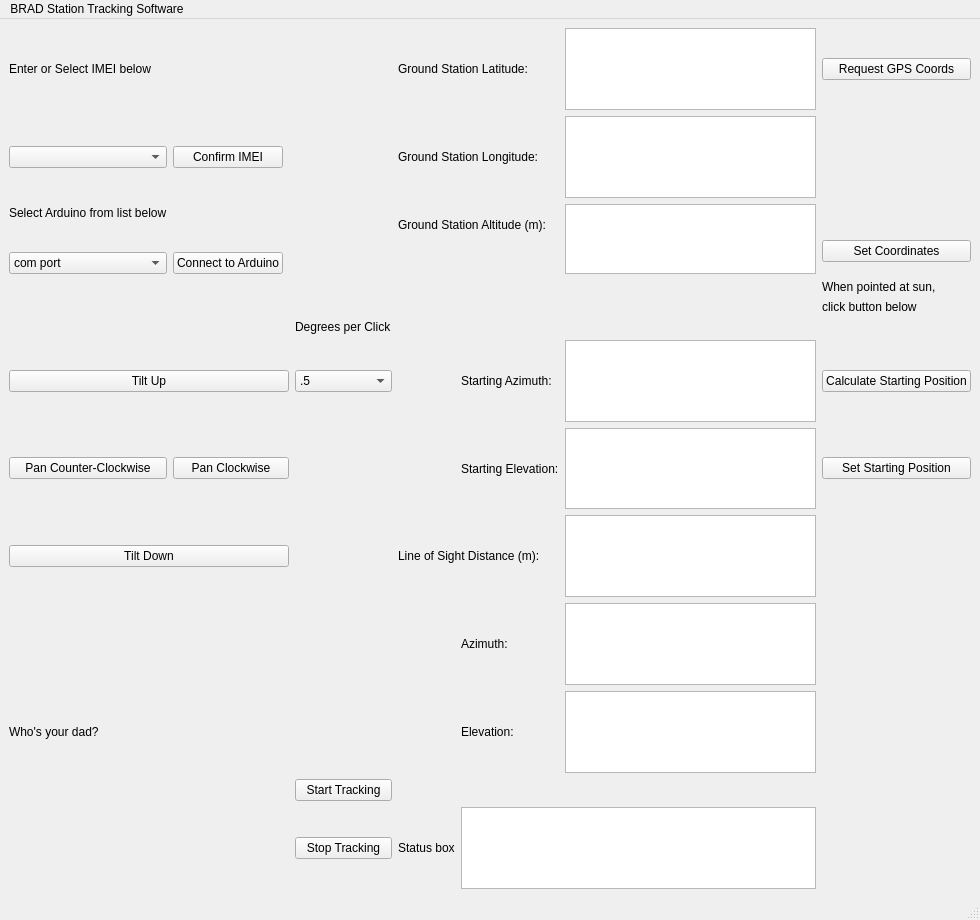
mathias314/Ground-Station-Tracker, file QtDesignerUI.ui: the form before one commit.
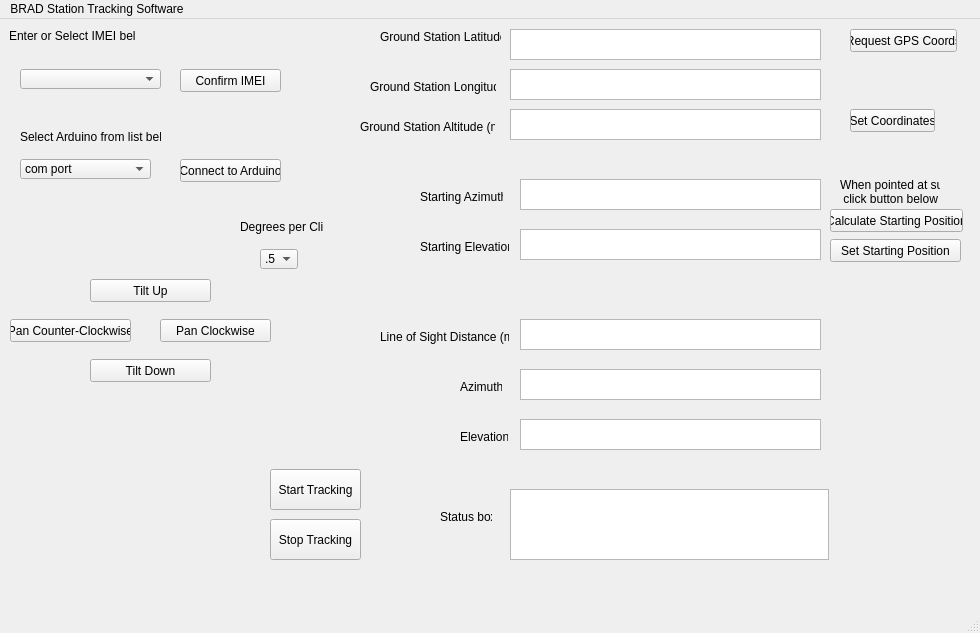
The form after the commit. Icons and pictures are not drawn.

Commit message: Pain of trying to make QT layouts cooperate :(

The edit to the form file:
```diff
--- a/QtDesignerUI.ui
+++ b/QtDesignerUI.ui
@@ -7,202 +7,224 @@
     <x>0</x>
     <y>0</y>
     <width>980</width>
-    <height>920</height>
+    <height>633</height>
    </rect>
   </property>
   <property name="windowTitle">
    <string>MainWindow</string>
   </property>
   <widget class="QWidget" name="centralwidget">
-   <layout class="QGridLayout" name="gridLayout">
-    <item row="14" column="4">
-     <widget class="QLabel" name="label_11">
-      <property name="text">
-       <string>Status box</string>
-      </property>
-     </widget>
-    </item>
-    <item row="14" column="5" colspan="2">
-     <widget class="QPlainTextEdit" name="errorMessageBox"/>
-    </item>
-    <item row="14" column="3">
-     <widget class="QPushButton" name="stopTrackingButton">
-      <property name="text">
-       <string>Stop Tracking</string>
-      </property>
-     </widget>
-    </item>
-    <item row="13" column="3">
-     <widget class="QPushButton" name="startButton">
-      <property name="text">
-       <string>Start Tracking</string>
-      </property>
-     </widget>
-    </item>
-    <item row="0" column="7">
-     <widget class="QPushButton" name="GPSRequestButton">
-      <property name="text">
-       <string>Request GPS Coords</string>
-      </property>
-     </widget>
-    </item>
-    <item row="0" column="4" colspan="2">
      <widget class="QLabel" name="label">
+    <property name="geometry">
+     <rect>
+      <x>380</x>
+      <y>10</y>
+      <width>121</width>
+      <height>16</height>
+     </rect>
+    </property>
       <property name="text">
        <string>Ground Station Latitude: </string>
       </property>
      </widget>
-    </item>
-    <item row="0" column="6">
-     <widget class="QPlainTextEdit" name="GSLatBox"/>
-    </item>
-    <item row="0" column="0">
+   <widget class="QPlainTextEdit" name="GSLatBox">
+    <property name="geometry">
+     <rect>
+      <x>510</x>
+      <y>10</y>
+      <width>311</width>
+      <height>31</height>
+     </rect>
+    </property>
+   </widget>
      <widget class="QLabel" name="label_6">
+    <property name="geometry">
+     <rect>
+      <x>9</x>
+      <y>9</y>
+      <width>127</width>
+      <height>16</height>
+     </rect>
+    </property>
       <property name="text">
        <string>Enter or Select IMEI below</string>
       </property>
      </widget>
-    </item>
-    <item row="1" column="6">
-     <widget class="QPlainTextEdit" name="GSLongBox"/>
-    </item>
-    <item row="1" column="0">
-     <widget class="QComboBox" name="IMEIComboBox"/>
-    </item>
-    <item row="1" column="4" colspan="2">
+   <widget class="QPlainTextEdit" name="GSLongBox">
+    <property name="geometry">
+     <rect>
+      <x>510</x>
+      <y>50</y>
+      <width>311</width>
+      <height>31</height>
+     </rect>
+    </property>
+   </widget>
+   <widget class="QComboBox" name="IMEIComboBox">
+    <property name="geometry">
+     <rect>
+      <x>20</x>
+      <y>50</y>
+      <width>141</width>
+      <height>20</height>
+     </rect>
+    </property>
+   </widget>
      <widget class="QLabel" name="label_2">
+    <property name="geometry">
+     <rect>
+      <x>370</x>
+      <y>60</y>
+      <width>126</width>
+      <height>16</height>
+     </rect>
+    </property>
       <property name="text">
        <string>Ground Station Longitude:</string>
       </property>
      </widget>
-    </item>
-    <item row="2" column="0">
      <widget class="QLabel" name="label_7">
+    <property name="geometry">
+     <rect>
+      <x>20</x>
+      <y>110</y>
+      <width>141</width>
+      <height>16</height>
+     </rect>
+    </property>
       <property name="text">
        <string>Select Arduino from list below</string>
       </property>
      </widget>
-    </item>
-    <item row="2" column="4" rowspan="2" colspan="2">
      <widget class="QLabel" name="label_3">
+    <property name="geometry">
+     <rect>
+      <x>360</x>
+      <y>100</y>
+      <width>135</width>
+      <height>16</height>
+     </rect>
+    </property>
       <property name="text">
        <string>Ground Station Altitude (m):</string>
       </property>
      </widget>
-    </item>
-    <item row="2" column="6" rowspan="3">
-     <widget class="QPlainTextEdit" name="GSAltBox"/>
-    </item>
-    <item row="3" column="7" rowspan="2">
-     <widget class="QPushButton" name="confirmGSLocationButton">
-      <property name="text">
-       <string>Set Coordinates</string>
-      </property>
-     </widget>
-    </item>
-    <item row="4" column="0">
+   <widget class="QPlainTextEdit" name="GSAltBox">
+    <property name="geometry">
+     <rect>
+      <x>510</x>
+      <y>90</y>
+      <width>311</width>
+      <height>31</height>
+     </rect>
+    </property>
+   </widget>
      <widget class="QComboBox" name="COMPortComboBox">
+    <property name="geometry">
+     <rect>
+      <x>20</x>
+      <y>140</y>
+      <width>131</width>
+      <height>20</height>
+     </rect>
+    </property>
       <item>
        <property name="text">
         <string>com port</string>
        </property>
       </item>
      </widget>
-    </item>
-    <item row="5" column="7">
-     <widget class="QLabel" name="label_12">
-      <property name="text">
-       <string>When pointed at sun,</string>
-      </property>
-     </widget>
-    </item>
-    <item row="8" column="6">
-     <widget class="QPlainTextEdit" name="startingAzimuthBox"/>
-    </item>
-    <item row="9" column="6">
-     <widget class="QPlainTextEdit" name="startingElevationBox"/>
-    </item>
-    <item row="10" column="6">
-     <widget class="QPlainTextEdit" name="distanceDisplay"/>
-    </item>
-    <item row="11" column="5">
+   <widget class="QPlainTextEdit" name="distanceDisplay">
+    <property name="geometry">
+     <rect>
+      <x>520</x>
+      <y>300</y>
+      <width>301</width>
+      <height>31</height>
+     </rect>
+    </property>
+   </widget>
      <widget class="QLabel" name="label_9">
+    <property name="geometry">
+     <rect>
+      <x>460</x>
+      <y>360</y>
+      <width>42</width>
+      <height>16</height>
+     </rect>
+    </property>
       <property name="text">
        <string>Azimuth:</string>
       </property>
      </widget>
-    </item>
-    <item row="6" column="7">
-     <widget class="QLabel" name="label_13">
-      <property name="text">
-       <string>click button below</string>
-      </property>
-     </widget>
-    </item>
-    <item row="8" column="7">
-     <widget class="QPushButton" name="calculateStartingPosButton">
-      <property name="text">
-       <string>Calculate Starting Position</string>
-      </property>
-     </widget>
-    </item>
-    <item row="8" column="5">
-     <widget class="QLabel" name="label_4">
-      <property name="text">
-       <string>Starting Azimuth:</string>
-      </property>
-     </widget>
-    </item>
-    <item row="9" column="7">
-     <widget class="QPushButton" name="calibrateButton">
-      <property name="text">
-       <string>Set Starting Position</string>
-      </property>
-     </widget>
-    </item>
-    <item row="11" column="6">
-     <widget class="QPlainTextEdit" name="azimuthDisplay"/>
-    </item>
-    <item row="9" column="5">
-     <widget class="QLabel" name="label_5">
-      <property name="text">
-       <string>Starting Elevation:</string>
-      </property>
-     </widget>
-    </item>
-    <item row="12" column="0" colspan="2">
-     <widget class="QLabel" name="label_16">
-      <property name="text">
-       <string>Who's your dad?</string>
-      </property>
-     </widget>
-    </item>
-    <item row="12" column="5">
+   <widget class="QPlainTextEdit" name="azimuthDisplay">
+    <property name="geometry">
+     <rect>
+      <x>520</x>
+      <y>350</y>
+      <width>301</width>
+      <height>31</height>
+     </rect>
+    </property>
+   </widget>
      <widget class="QLabel" name="label_10">
+    <property name="geometry">
+     <rect>
+      <x>460</x>
+      <y>410</y>
+      <width>48</width>
+      <height>16</height>
+     </rect>
+    </property>
       <property name="text">
        <string>Elevation:</string>
       </property>
      </widget>
-    </item>
-    <item row="12" column="6">
-     <widget class="QPlainTextEdit" name="elevationDisplay"/>
-    </item>
-    <item row="10" column="4" colspan="2">
+   <widget class="QPlainTextEdit" name="elevationDisplay">
+    <property name="geometry">
+     <rect>
+      <x>520</x>
+      <y>400</y>
+      <width>301</width>
+      <height>31</height>
+     </rect>
+    </property>
+   </widget>
      <widget class="QLabel" name="label_8">
+    <property name="geometry">
+     <rect>
+      <x>380</x>
+      <y>310</y>
+      <width>129</width>
+      <height>16</height>
+     </rect>
+    </property>
       <property name="text">
        <string>Line of Sight Distance (m): </string>
       </property>
      </widget>
-    </item>
-    <item row="7" column="3">
      <widget class="QLabel" name="label_14">
+    <property name="geometry">
+     <rect>
+      <x>240</x>
+      <y>200</y>
+      <width>83</width>
+      <height>16</height>
+     </rect>
+    </property>
       <property name="text">
        <string>Degrees per Click</string>
       </property>
      </widget>
-    </item>
-    <item row="13" column="0" rowspan="2" colspan="3">
      <widget class="QLabel" name="label_15">
+    <property name="geometry">
+     <rect>
+      <x>10</x>
+      <y>440</y>
+      <width>231</width>
+      <height>121</height>
+     </rect>
+    </property>
       <property name="text">
        <string/>
       </property>
@@ -213,9 +235,15 @@
        <bool>true</bool>
       </property>
      </widget>
-    </item>
-    <item row="8" column="3">
      <widget class="QComboBox" name="degreesPerClickBox">
+    <property name="geometry">
+     <rect>
+      <x>260</x>
+      <y>230</y>
+      <width>38</width>
+      <height>20</height>
+     </rect>
+    </property>
       <item>
        <property name="text">
         <string>.5</string>
@@ -237,58 +265,245 @@
        </property>
       </item>
      </widget>
-    </item>
-    <item row="1" column="1">
      <widget class="QPushButton" name="confirmIMEIButton">
+    <property name="geometry">
+     <rect>
+      <x>180</x>
+      <y>50</y>
+      <width>101</width>
+      <height>23</height>
+     </rect>
+    </property>
       <property name="text">
        <string>Confirm IMEI</string>
       </property>
      </widget>
-    </item>
-    <item row="4" column="1">
      <widget class="QPushButton" name="connectToArduinoButton">
+    <property name="geometry">
+     <rect>
+      <x>180</x>
+      <y>140</y>
+      <width>101</width>
+      <height>23</height>
+     </rect>
+    </property>
       <property name="text">
        <string>Connect to Arduino</string>
       </property>
      </widget>
-    </item>
-    <item row="10" column="0" colspan="3">
      <widget class="QPushButton" name="tiltDownButton">
+    <property name="geometry">
+     <rect>
+      <x>90</x>
+      <y>340</y>
+      <width>121</width>
+      <height>23</height>
+     </rect>
+    </property>
       <property name="text">
        <string>Tilt Down</string>
       </property>
      </widget>
-    </item>
-    <item row="8" column="0" colspan="3">
      <widget class="QPushButton" name="tiltUpButton">
+    <property name="geometry">
+     <rect>
+      <x>90</x>
+      <y>260</y>
+      <width>121</width>
+      <height>23</height>
+     </rect>
+    </property>
       <property name="text">
        <string>Tilt Up</string>
       </property>
      </widget>
-    </item>
-    <item row="9" column="0">
      <widget class="QPushButton" name="panCounterClockwiseButton">
+    <property name="geometry">
+     <rect>
+      <x>10</x>
+      <y>300</y>
+      <width>121</width>
+      <height>23</height>
+     </rect>
+    </property>
       <property name="text">
        <string>Pan Counter-Clockwise</string>
       </property>
      </widget>
-    </item>
-    <item row="9" column="1" colspan="2">
      <widget class="QPushButton" name="panClockwiseButton">
+    <property name="geometry">
+     <rect>
+      <x>160</x>
+      <y>300</y>
+      <width>111</width>
+      <height>23</height>
+     </rect>
+    </property>
       <property name="text">
        <string>Pan Clockwise</string>
       </property>
      </widget>
-    </item>
-   </layout>
-   <zorder>label_16</zorder>
-   <zorder>startButton</zorder>
-   <zorder>stopTrackingButton</zorder>
-   <zorder>startingAzimuthBox</zorder>
-   <zorder>startingElevationBox</zorder>
-   <zorder>label_4</zorder>
-   <zorder>label_5</zorder>
-   <zorder>calibrateButton</zorder>
+   <widget class="QPlainTextEdit" name="startingElevationBox">
+    <property name="geometry">
+     <rect>
+      <x>520</x>
+      <y>210</y>
+      <width>301</width>
+      <height>31</height>
+     </rect>
+    </property>
+   </widget>
+   <widget class="QLabel" name="label_5">
+    <property name="geometry">
+     <rect>
+      <x>420</x>
+      <y>220</y>
+      <width>89</width>
+      <height>16</height>
+     </rect>
+    </property>
+    <property name="text">
+     <string>Starting Elevation:</string>
+    </property>
+   </widget>
+   <widget class="QPlainTextEdit" name="startingAzimuthBox">
+    <property name="geometry">
+     <rect>
+      <x>520</x>
+      <y>160</y>
+      <width>301</width>
+      <height>31</height>
+     </rect>
+    </property>
+   </widget>
+   <widget class="QLabel" name="label_4">
+    <property name="geometry">
+     <rect>
+      <x>420</x>
+      <y>170</y>
+      <width>83</width>
+      <height>16</height>
+     </rect>
+    </property>
+    <property name="text">
+     <string>Starting Azimuth:</string>
+    </property>
+   </widget>
+   <widget class="QPushButton" name="GPSRequestButton">
+    <property name="geometry">
+     <rect>
+      <x>850</x>
+      <y>10</y>
+      <width>107</width>
+      <height>23</height>
+     </rect>
+    </property>
+    <property name="text">
+     <string>Request GPS Coords</string>
+    </property>
+   </widget>
+   <widget class="QPushButton" name="confirmGSLocationButton">
+    <property name="geometry">
+     <rect>
+      <x>850</x>
+      <y>90</y>
+      <width>85</width>
+      <height>23</height>
+     </rect>
+    </property>
+    <property name="text">
+     <string>Set Coordinates</string>
+    </property>
+   </widget>
+   <widget class="QLabel" name="label_12">
+    <property name="geometry">
+     <rect>
+      <x>840</x>
+      <y>160</y>
+      <width>100</width>
+      <height>26</height>
+     </rect>
+    </property>
+    <property name="text">
+     <string>When pointed at sun
+ click button below</string>
+    </property>
+   </widget>
+   <widget class="QPushButton" name="calculateStartingPosButton">
+    <property name="geometry">
+     <rect>
+      <x>830</x>
+      <y>190</y>
+      <width>133</width>
+      <height>23</height>
+     </rect>
+    </property>
+    <property name="text">
+     <string>Calculate Starting Position</string>
+    </property>
+   </widget>
+   <widget class="QPushButton" name="calibrateButton">
+    <property name="geometry">
+     <rect>
+      <x>830</x>
+      <y>220</y>
+      <width>131</width>
+      <height>23</height>
+     </rect>
+    </property>
+    <property name="text">
+     <string>Set Starting Position</string>
+    </property>
+   </widget>
+   <widget class="QPlainTextEdit" name="errorMessageBox">
+    <property name="geometry">
+     <rect>
+      <x>510</x>
+      <y>470</y>
+      <width>319</width>
+      <height>71</height>
+     </rect>
+    </property>
+   </widget>
+   <widget class="QPushButton" name="startButton">
+    <property name="geometry">
+     <rect>
+      <x>270</x>
+      <y>450</y>
+      <width>91</width>
+      <height>41</height>
+     </rect>
+    </property>
+    <property name="text">
+     <string>Start Tracking</string>
+    </property>
+   </widget>
+   <widget class="QPushButton" name="stopTrackingButton">
+    <property name="geometry">
+     <rect>
+      <x>270</x>
+      <y>500</y>
+      <width>91</width>
+      <height>41</height>
+     </rect>
+    </property>
+    <property name="text">
+     <string>Stop Tracking</string>
+    </property>
+   </widget>
+   <widget class="QLabel" name="label_11">
+    <property name="geometry">
+     <rect>
+      <x>440</x>
+      <y>490</y>
+      <width>52</width>
+      <height>16</height>
+     </rect>
+    </property>
+    <property name="text">
+     <string>Status box</string>
+    </property>
+   </widget>
    <zorder>label</zorder>
    <zorder>GSLatBox</zorder>
    <zorder>label_7</zorder>
```
Left out of the diff: 20 changed lines with no effect on the pictures. Lines whose indentation alone changed are shown as unchanged. The commit also changes 4 other files.
